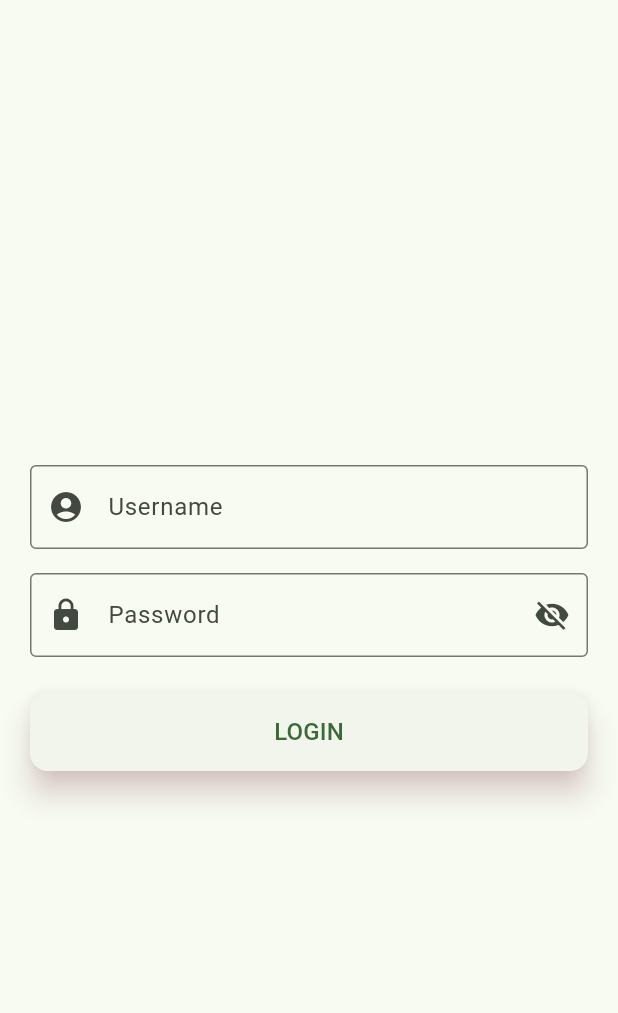
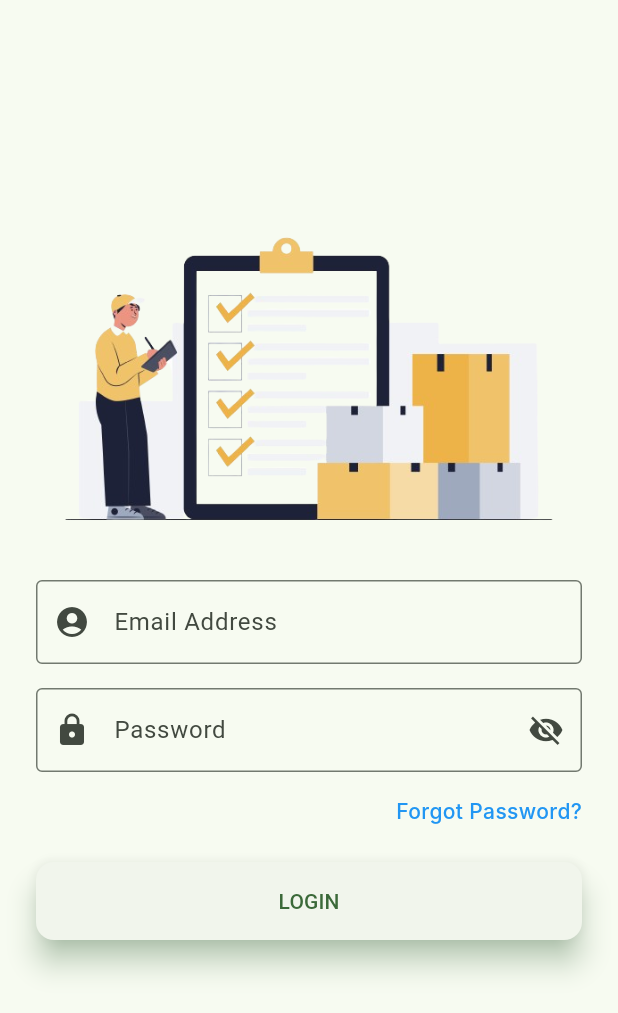
Before and after one commit to nedah-2/hogi-admin, a Flutter app: the screen it shows after launch, on a phone screen of 412 x 824 dp. Shown: the top 1013 px of the screen. Run offline on Flutter 3.47's test engine with Material 3 defaults, Android fonts, the phone set to English and light mode, and no system bars; our stand-ins replace firebase_auth, firebase_core, firebase_database, firebase_messaging, rxdart; accounts and stored records are empty; Roboto replaces fonts that are missing (Inter).

Commit message:
Added Sign In Screen and Reset Password Screen along with the Auth Provider.

```diff
--- a/lib/main.dart
+++ b/lib/main.dart
@@ -1,7 +1,12 @@
 import 'package:flutter/material.dart';
 import 'package:firebase_core/firebase_core.dart';
 import 'package:hogi_milk_admin/global_variables.dart';
-import 'package:hogi_milk_admin/screens/sign_in.dart';
+import 'package:hogi_milk_admin/providers/auth_manager.dart';
+import 'package:hogi_milk_admin/providers/option_manager.dart';
+import 'package:hogi_milk_admin/providers/order_manager.dart';
+import 'package:hogi_milk_admin/screens/authentication_screen.dart';
+import 'package:hogi_milk_admin/utils/global_scafflold.dart';
+import 'package:provider/provider.dart';
 import 'firebase_options.dart';
 import 'package:firebase_messaging/firebase_messaging.dart';
 
@@ -39,12 +44,21 @@ class MyApp extends StatelessWidget {
 
   @override
   Widget build(BuildContext context) {
-    return MaterialApp(
-      title: 'Flutter Demo',
-      theme: ThemeData(
-        colorScheme: ColorScheme.fromSeed(seedColor: Colors.green),
+    return MultiProvider(
+      providers: [
+        ChangeNotifierProvider(create: (_) => AuthManager()),
+        ChangeNotifierProvider(create: (_) => OptionManager()),
+        ChangeNotifierProvider(create: (_) => OrderManager()),
+        // Add more providers as needed
+      ],
+      child: MaterialApp(
+        title: 'Flutter Demo',
+        theme: ThemeData(
+          colorScheme: ColorScheme.fromSeed(seedColor: Colors.green),
+        ),
+        scaffoldMessengerKey: MySnackBar.scaffoldMessengerKey,
+        home: const AuthenticationScreen(),
       ),
-      home: const SignInScreen(),
     );
   }
 }
--- /dev/null
+++ b/lib/providers/auth_manager.dart
@@ -0,0 +1,69 @@
+import 'package:flutter/material.dart';
+import 'package:firebase_auth/firebase_auth.dart';
+import 'package:hogi_milk_admin/utils/global_scafflold.dart';
+
+class AuthManager extends ChangeNotifier {
+  final FirebaseAuth _auth = FirebaseAuth.instance;
+  User? _user;
+  bool _isLoading = false;
+
+  AuthManager() {
+    _initAuth();
+  }
+
+  void _initAuth() {
+    _auth.authStateChanges().listen((User? user) {
+      _user = user;
+      notifyListeners();
+    });
+  }
+
+  User? get user => _user;
+  bool get isLoading => _isLoading;
+
+  Future<void> signInWithEmailAndPassword(String email, String password) async {
+    try {
+      _isLoading = true;
+      notifyListeners();
+
+      UserCredential userCredential = await _auth.signInWithEmailAndPassword(
+        email: email,
+        password: password,
+      );
+      _user = userCredential.user;
+    } catch (e) {
+      // Handle sign-in errors
+      debugPrint('Error signing in: $e');
+      MySnackBar.showSnackBar('Invalid email or password');
+    } finally {
+      _isLoading = false;
+      notifyListeners();
+    }
+  }
+
+  Future<void> signOut() async {
+    try {
+      _isLoading = true;
+      notifyListeners();
+
+      await _auth.signOut();
+      await Future.delayed(const Duration(seconds: 2));
+      _user = null;
+    } catch (e) {
+      // Handle sign-out errors
+      debugPrint('Error signing out: $e');
+    } finally {
+      _isLoading = false;
+      notifyListeners();
+    }
+  }
+
+  Future<void> resetPassword(String email) async {
+    try {
+      await _auth.sendPasswordResetEmail(email: email);
+    } catch (error) {
+      //Handle Error
+      debugPrint('Password Reset failed');
+    }
+  }
+}
--- /dev/null
+++ b/lib/screens/authentication_screen.dart
@@ -0,0 +1,28 @@
+import 'package:flutter/material.dart';
+import 'package:hogi_milk_admin/providers/auth_manager.dart';
+import 'package:hogi_milk_admin/screens/home_screen.dart';
+import 'package:hogi_milk_admin/screens/sign_in.dart';
+import 'package:provider/provider.dart';
+
+class AuthenticationScreen extends StatelessWidget {
+  const AuthenticationScreen({super.key});
+
+  @override
+  Widget build(BuildContext context) {
+    return Consumer<AuthManager>(
+      builder: (context, authProvider, _) {
+        if (authProvider.user == null && authProvider.isLoading) {
+          return const Scaffold(
+            body: Center(
+              child: CircularProgressIndicator(),
+            ),
+          );
+        } else if (authProvider.user == null && !authProvider.isLoading) {
+          return const SignInScreen();
+        } else {
+          return const HomeScreen();
+        }
+      },
+    );
+  }
+}
--- a/lib/screens/sign_in.dart
+++ b/lib/screens/sign_in.dart
@@ -1,82 +1,86 @@
 import 'package:flutter/material.dart';
+import 'package:hogi_milk_admin/providers/auth_manager.dart';
+import 'package:hogi_milk_admin/screens/reset_password.dart';
+import 'package:provider/provider.dart';
 
 class SignInScreen extends StatefulWidget {
-  const SignInScreen({super.key});
+  const SignInScreen({Key? key}) : super(key: key);
 
   @override
   State<SignInScreen> createState() => _SignInScreenState();
 }
 
 class _SignInScreenState extends State<SignInScreen> {
-  final GlobalKey<FormState> _formKey = GlobalKey<FormState>();
-  final TextEditingController _userController = TextEditingController();
-  final TextEditingController _passwordController = TextEditingController();
-  bool _isPasswordVisible = true;
-  bool _isLoading = false;
+  final GlobalKey<FormState> formKey = GlobalKey<FormState>();
+  final TextEditingController userController = TextEditingController();
+  final TextEditingController passwordController = TextEditingController();
+  bool isPasswordVisible = true;
 
   @override
   Widget build(BuildContext context) {
-    void showSnack(String message, bool isError) {
-      ScaffoldMessenger.of(context).showSnackBar(SnackBar(
-        backgroundColor: isError ? Colors.deepOrange : Colors.green,
-        content: Text(message),
-        duration: const Duration(milliseconds: 1200),
-      ));
+    final authManager = Provider.of<AuthManager>(context, listen: false);
+
+    return Scaffold(
+      body: SafeArea(
+        child: SingleChildScrollView(
+          padding: const EdgeInsets.fromLTRB(24, 120, 24, 24),
+          child: Column(
+            //mainAxisAlignment: MainAxisAlignment.end,
+            children: [
+              Image.asset('assets/orders.png'),
+              const SizedBox(height: 24),
+              _buildSignInForm(context, authManager),
+            ],
+          ),
+        ),
+      ),
+    );
   }
 
-    return Scaffold(
-      body: Padding(
-        padding: const EdgeInsets.all(20.0),
-        child: Form(
-          key: _formKey,
+  Widget _buildSignInForm(BuildContext context, AuthManager authManager) {
+    return Form(
+      key: formKey,
       child: Column(
-            mainAxisAlignment: MainAxisAlignment.center,
         children: [
-              // Image.asset(
-              //   'assets/images/aya_logo.png',
-              //   width: 512,
-              //   height: 100,
-              // ),
-              // const SizedBox(
-              //   height: 16,
-              // ),
           TextFormField(
-                enabled: _isLoading ? false : true,
-                controller: _userController,
+            scrollPadding: EdgeInsets.only(
+                bottom: MediaQuery.of(context).viewInsets.bottom),
+            controller: userController,
             decoration: const InputDecoration(
               contentPadding: EdgeInsets.all(16),
               prefixIcon: Icon(Icons.account_circle),
-                    labelText: 'Username',
-                    border: OutlineInputBorder()),
+              labelText: 'Email Address',
+              border: OutlineInputBorder(),
+            ),
             validator: (value) {
               if (value == null || value.isEmpty) {
-                    return 'Please enter your username';
+                return 'Please enter your email address';
               }
               return null;
             },
           ),
-              const SizedBox(height: 16.0),
+          const SizedBox(height: 16),
           TextFormField(
-                enabled: _isLoading ? false : true,
-                controller: _passwordController,
+            scrollPadding: EdgeInsets.only(
+                bottom: MediaQuery.of(context).viewInsets.bottom),
+            controller: passwordController,
             decoration: InputDecoration(
               contentPadding: const EdgeInsets.all(16),
               prefixIcon: const Icon(Icons.lock),
               suffixIcon: IconButton(
                 onPressed: () {
                   setState(() {
-                          _isPasswordVisible = !_isPasswordVisible;
+                    isPasswordVisible = !isPasswordVisible;
                   });
                 },
                 icon: Icon(
-                        _isPasswordVisible
-                            ? Icons.visibility_off
-                            : Icons.visibility,
+                  isPasswordVisible ? Icons.visibility_off : Icons.visibility,
                 ),
               ),
               labelText: 'Password',
-                    border: const OutlineInputBorder()),
-                obscureText: _isPasswordVisible,
+              border: const OutlineInputBorder(),
+            ),
+            obscureText: isPasswordVisible,
             validator: (value) {
               if (value == null || value.isEmpty) {
                 return 'Please enter your password';
@@ -84,42 +88,54 @@ class _SignInScreenState extends State<SignInScreen> {
               return null;
             },
           ),
-              const SizedBox(height: 24.0),
+          const SizedBox(height: 16),
+          _buildForgotPasswordLink(context),
+          const SizedBox(height: 24),
           SizedBox(
             width: double.infinity,
             height: 52,
             child: ElevatedButton(
               style: ElevatedButton.styleFrom(
                   elevation: 8,
-                      shadowColor: Colors.red[100],
+                  shadowColor: Colors.green[200],
                   shape: RoundedRectangleBorder(
                       borderRadius: BorderRadius.circular(12))),
               onPressed: () async {
-                    if (_formKey.currentState!.validate()) {
-                      setState(() {
-                        _isLoading = true;
-                      });
-                      _userController.clear();
-                      _passwordController.clear();
+                if (formKey.currentState!.validate()) {
+                  // Perform sign-in
+                  await authManager.signInWithEmailAndPassword(
+                    userController.text,
+                    passwordController.text,
+                  );
                 }
-                    setState(() {
-                      _isLoading = false;
-                    });
               },
-                  child: _isLoading
-                      ? const SizedBox(
-                          width: 24,
-                          height: 24,
-                          child: CircularProgressIndicator(
-                            strokeWidth: 3,
-                          ))
-                      : const Text(
-                          'LOGIN',
-                          style: TextStyle(fontSize: 16),
-                        ),
+              child: const Text('LOGIN'),
             ),
           ),
         ],
+      ),
+    );
+  }
+
+  _buildForgotPasswordLink(BuildContext context) {
+    return Align(
+      alignment: Alignment.centerRight,
+      child: GestureDetector(
+        onTap: () async {
+          // Implement forgot password functionality
+          Navigator.push(
+              context,
+              MaterialPageRoute(
+                builder: (context) => const ResetPasswordScreen(),
+              ));
+        },
+        child: const Text(
+          'Forgot Password?',
+          style: TextStyle(
+            color: Colors.blue,
+            fontSize: 14,
+            fontWeight: FontWeight.w500,
+            fontFamily: 'Inter',
           ),
         ),
       ),
--- /dev/null
+++ b/lib/utils/global_scafflold.dart
@@ -0,0 +1,14 @@
+import 'package:flutter/material.dart';
+
+class MySnackBar {
+  static final GlobalKey<ScaffoldMessengerState> scaffoldMessengerKey =
+      GlobalKey<ScaffoldMessengerState>();
+
+  static void showSnackBar(String message, {bool isError = true}) {
+    scaffoldMessengerKey.currentState?.showSnackBar(SnackBar(
+      backgroundColor: isError ? Colors.deepOrange : Colors.green,
+      content: Text(message),
+      duration: const Duration(milliseconds: 1200),
+    ));
+  }
+}
--- /dev/null
+++ b/lib/utils/validate_email.dart
@@ -0,0 +1,11 @@
+bool isEmailValid(String email) {
+  // Regular expression pattern for validating email addresses
+  String pattern =
+      r'^[\w-]+(\.[\w-]+)*@([a-zA-Z0-9-]+\.)*[a-zA-Z]{2,7}\.[a-zA-Z]{2,4}$';
+
+  // Create a RegExp object with the pattern
+  RegExp regex = RegExp(pattern);
+
+  // Use the RegExp object's hasMatch() method to check if the email matches the pattern
+  return regex.hasMatch(email);
+}
--- a/pubspec.yaml
+++ b/pubspec.yaml
@@ -41,6 +41,7 @@ dependencies:
   firebase_messaging: ^14.7.14
   rxdart: ^0.27.7
   firebase_database: ^10.4.5
+  provider: ^6.1.1
 
 dev_dependencies:
   flutter_test:
@@ -65,9 +66,8 @@ flutter:
   uses-material-design: true
 
   # To add assets to your application, add an assets section, like this:
-  # assets:
-  #   - images/a_dot_burr.jpeg
-  #   - images/a_dot_ham.jpeg
+  assets:
+    - assets/orders.png
 
   # An image asset can refer to one or more resolution-specific "variants", see
   # https://flutter.dev/assets-and-images/#resolution-aware
```
Also changed, not shown: lib/screens/home_screen.dart (+12 -5 lines), lib/screens/reset_password.dart (added, +181 -0 lines), lib/widgets/custom_dialog.dart (added, +73 -0 lines), assets/orders.png (added), pubspec.lock. Lines whose indentation alone changed are shown as unchanged.
